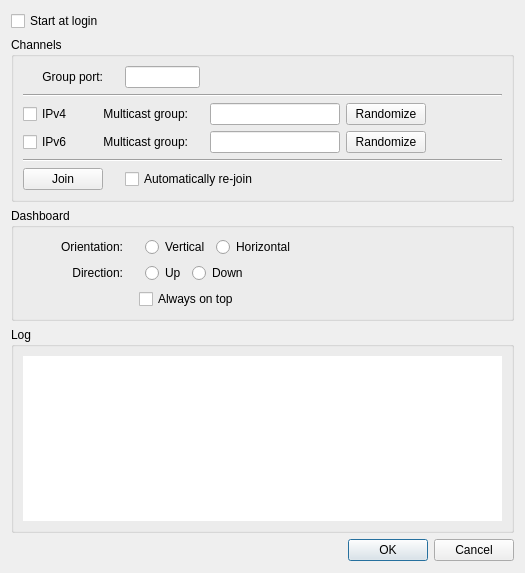
Old version of the form src/dashboard/dialog.ui in the repository b0bh00d/Dash-d.
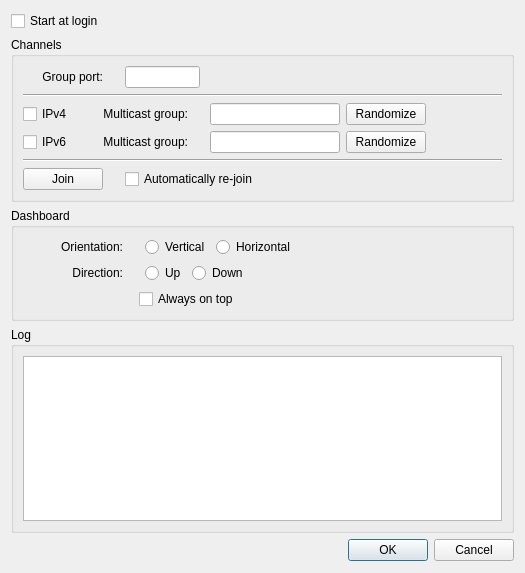
New version of the form.

Commit message: - Added the 'check space' Sensor sample. - Changed the log panel in the Dashboard to be a QListWidget

```diff
--- a/src/dashboard/dialog.ui
+++ b/src/dashboard/dialog.ui
@@ -596,25 +596,10 @@
      </property>
      <layout class="QVBoxLayout" name="verticalLayout">
       <item>
-       <widget class="QPlainTextEdit" name="text_Log">
-        <property name="minimumSize">
-         <size>
-          <width>0</width>
-          <height>100</height>
-         </size>
-        </property>
-        <property name="frameShape">
-         <enum>QFrame::NoFrame</enum>
-        </property>
-        <property name="tabChangesFocus">
+       <widget class="QListWidget" name="list_Log">
+        <property name="alternatingRowColors">
          <bool>true</bool>
         </property>
-        <property name="readOnly">
-         <bool>true</bool>
-        </property>
-        <property name="backgroundVisible">
-         <bool>false</bool>
-        </property>
        </widget>
       </item>
      </layout>
```
The commit also changes 3 other files.
